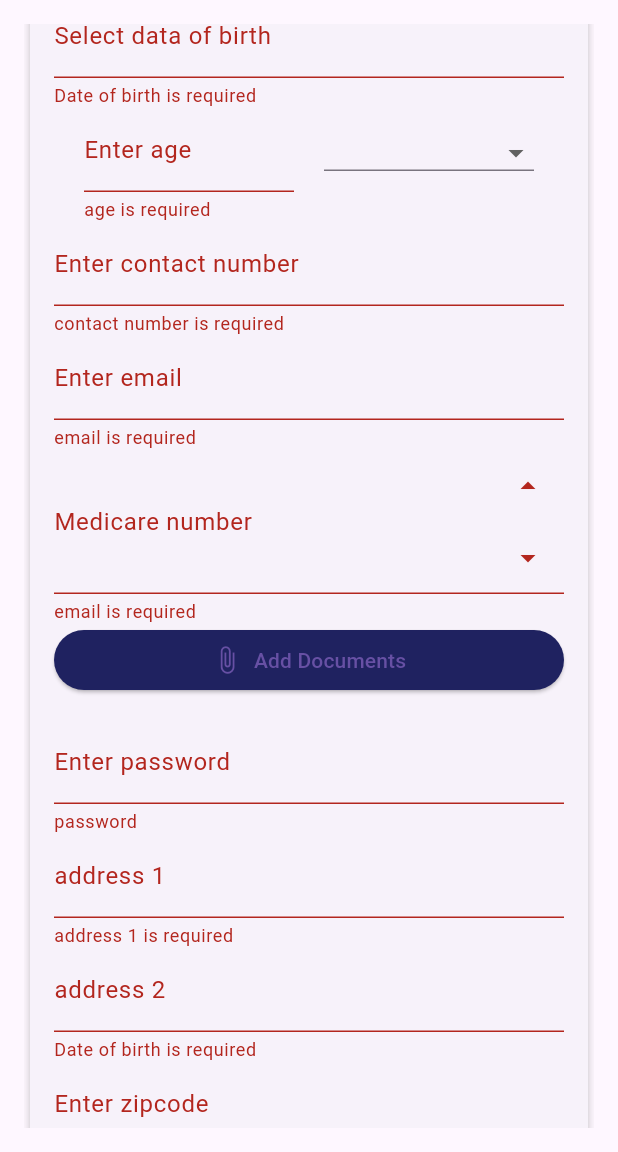
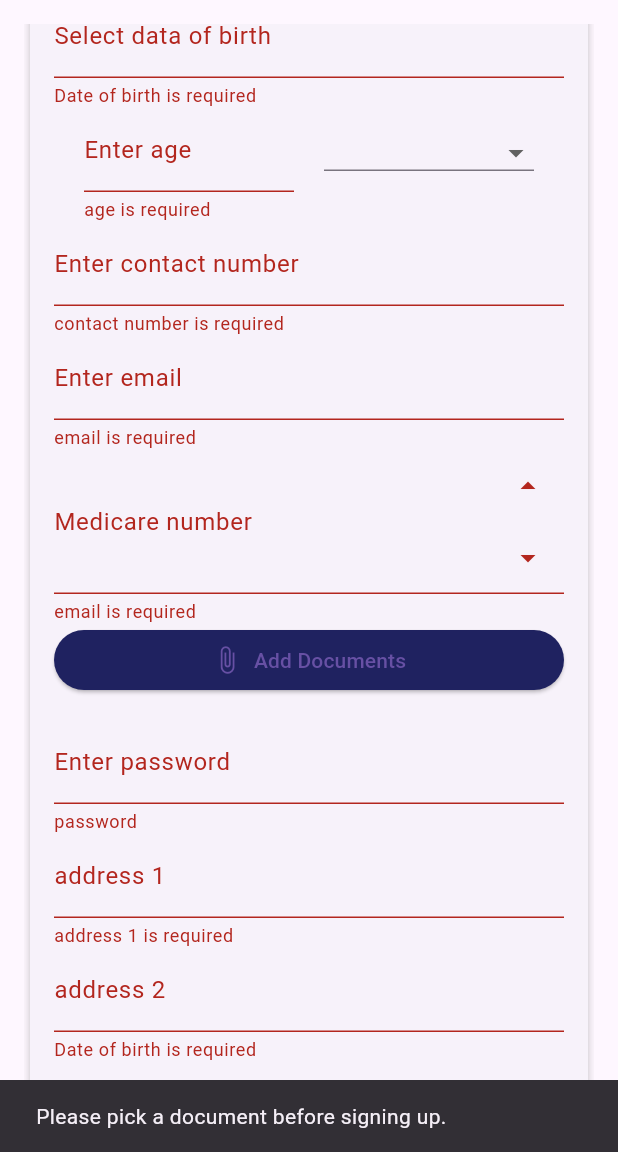
Before and after one commit to PearlOrganisationApplications/ezyscriptsapp, a Flutter app: the Signup screen opened directly, scrolled down 494 dp, after a tap on "Submit", on a phone screen of 412 x 824 dp, the part 84-1236 px from its top. Run offline on Flutter 3.47's test engine with Material 3 defaults, Android fonts, the phone set to English and light mode, and no system bars; our stand-ins replace file_picker, font_awesome_flutter, shared_preferences; accounts and stored records are empty.

Commit message:
added the login and signup api functionality

```diff
--- a/lib/constant/colors.dart
+++ b/lib/constant/colors.dart
@@ -1,7 +1,21 @@
 import 'package:flutter/material.dart';
+import 'package:shared_preferences/shared_preferences.dart';
 class AppColors {
   static const primary = Color(0xFF1F2260);
   static const secondary = Color(0xFF484BB6);
   static const text = Color(0xFF2F2F2F);
   static const accent = Color(0xFFFFCD68);
 }
+class Token {
+  final String token='';
+  static Future<String> loadToken() async{
+    SharedPreferences prefs;
+    String token;
+
+    // Assuming this code is inside an async function
+    prefs = await SharedPreferences.getInstance();
+    token = prefs.getString('token') ?? '';
+
+    return token;
+  }
+}
--- a/lib/repository/services/api_class.dart
+++ b/lib/repository/services/api_class.dart
@@ -1,5 +1,6 @@
 class Api{
 static const baseurl=' http://127.0.0.1:8000/api';
 static const signup='https://test.pearl-developer.com/eazyscript/public/api/patient/signup';
+static const login="https://test.pearl-developer.com/eazyscript/public/api/patient/login";
 
 }
--- a/lib/screens/signup/signup_screen.dart
+++ b/lib/screens/signup/signup_screen.dart
@@ -1,3 +1,4 @@
+import 'dart:convert';
 import 'dart:developer';
 
 import 'package:ezyscripts/screens/login/login_screen.dart';
@@ -5,6 +6,7 @@ import 'package:flutter/material.dart';
 import 'package:file_picker/file_picker.dart';
 import 'package:http/http.dart' as http;
 import 'package:path/path.dart';
+import 'package:shared_preferences/shared_preferences.dart';
 import 'package:url_launcher/url_launcher.dart';
 import '../../components/custombutton.dart';
 import '../../components/textformfield.dart';
@@ -59,6 +61,7 @@ class _SignupState extends State<Signup> {
       print('Error picking document: $e');
     }
   }
+
   Future<void> _launchUrl() async {
     if (!await canLaunch('https://ezyscripts.com.au/')) {
       throw Exception('Could not launch ');
@@ -66,6 +69,7 @@ class _SignupState extends State<Signup> {
       await launch('https://ezyscripts.com.au/');
     }
   }
+
   String getFileName(String path) {
     return basename(path);
   }
@@ -137,23 +141,27 @@ class _SignupState extends State<Signup> {
                       crossAxisAlignment: CrossAxisAlignment.stretch,
                       children: [
                         CustomTextFormField(
-                            validator: (value) =>
-                            value?.isEmpty ?? true ? "First Name is required" : null,
+                            validator: (value) => value?.isEmpty ?? true
+                                ? "First Name is required"
+                                : null,
                             labelText: "Enter First Name",
                             controller: _fName),
                         CustomTextFormField(
-                            validator: (value) =>
-                            value?.isEmpty ?? true ? "Last Name is required" : null,
+                            validator: (value) => value?.isEmpty ?? true
+                                ? "Last Name is required"
+                                : null,
                             labelText: "Enter Last Name",
                             controller: _lName),
                         CustomTextFormField(
-                            validator: (value) =>
-                            value?.isEmpty ?? true ? "height is required" : null,
+                            validator: (value) => value?.isEmpty ?? true
+                                ? "height is required"
+                                : null,
                             labelText: "Enter height ",
                             controller: _height),
                         CustomTextFormField(
-                            validator: (value) =>
-                            value?.isEmpty ?? true ? "Weight is required" : null,
+                            validator: (value) => value?.isEmpty ?? true
+                                ? "Weight is required"
+                                : null,
                             labelText: "Enter Weight ",
                             controller: _weight),
                         Container(
@@ -190,7 +198,8 @@ class _SignupState extends State<Signup> {
                             ],
                             decoration: InputDecoration(
                               isDense: true,
-                              contentPadding: EdgeInsets.symmetric(horizontal: 12),
+                              contentPadding:
+                                  EdgeInsets.symmetric(horizontal: 12),
                               labelText: _selectedOption,
                             ),
                           ),
@@ -205,12 +214,16 @@ class _SignupState extends State<Signup> {
                             );
                             if (datePicker != null) {
                               setState(() {
-                                _dob.text = datePicker.toLocal().toString().split(' ')[0];
+                                _dob.text = datePicker
+                                    .toLocal()
+                                    .toString()
+                                    .split(' ')[0];
                               });
                             }
                           },
-                          validator: (value) =>
-                          value?.isEmpty ?? true ? "Date of birth is required" : null,
+                          validator: (value) => value?.isEmpty ?? true
+                              ? "Date of birth is required"
+                              : null,
                           labelText: "Select data of birth",
                           controller: _dob,
                         ),
@@ -221,8 +234,9 @@ class _SignupState extends State<Signup> {
                             SizedBox(
                               width: 140,
                               child: CustomTextFormField(
-                                validator: (value) =>
-                                value?.isEmpty ?? true ? "age is required" : null,
+                                validator: (value) => value?.isEmpty ?? true
+                                    ? "age is required"
+                                    : null,
                                 labelText: "Enter age",
                                 controller: _age,
                               ),
@@ -231,29 +245,32 @@ class _SignupState extends State<Signup> {
                           ],
                         ),
                         CustomTextFormField(
-                            validator: (value) =>
-                            value?.isEmpty ?? true ? "contact number is required" : null,
+                            validator: (value) => value?.isEmpty ?? true
+                                ? "contact number is required"
+                                : null,
                             labelText: "Enter contact number",
                             controller: _contact),
                         CustomTextFormField(
-                            validator: (value) =>
-                            value?.isEmpty ?? true ? "email is required" : null,
+                            validator: (value) => value?.isEmpty ?? true
+                                ? "email is required"
+                                : null,
                             labelText: "Enter email",
                             controller: _email),
                         CustomTextFormField(
-                            validator: (value) =>
-                            value?.isEmpty ?? true ? "email is required" : null,
+                            validator: (value) => value?.isEmpty ?? true
+                                ? "email is required"
+                                : null,
                             labelText: "Medicare number",
-                            suffix:  Column(
+                            suffix: Column(
                               mainAxisSize: MainAxisSize.min,
                               children: [
                                 IconButton(
                                   icon: Icon(Icons.arrow_drop_up),
-                                  onPressed: (){},
+                                  onPressed: () {},
                                 ),
                                 IconButton(
                                   icon: Icon(Icons.arrow_drop_down_sharp),
-                                  onPressed: (){},
+                                  onPressed: () {},
                                 ),
                               ],
                             ),
@@ -281,11 +298,14 @@ class _SignupState extends State<Signup> {
                                     padding: const EdgeInsets.all(8.0),
                                     child: Row(
                                       children: [
-                                  const Icon(Icons.file_present, size: 20),
+                                        const Icon(Icons.file_present,
+                                            size: 20),
                                         SizedBox(width: 8),
                                         Text('Selected File:'),
                                         SizedBox(width: 8),
-                                  Expanded(child: Text(getFileName(_filePath))),
+                                        Expanded(
+                                            child:
+                                                Text(getFileName(_filePath))),
                                       ],
                                     ),
                                   ),
@@ -298,28 +318,33 @@ class _SignupState extends State<Signup> {
                             labelText: "Enter password",
                             controller: _password),
                         CustomTextFormField(
-                            validator: (value) =>
-                            value?.isEmpty ?? true ? "address 1 is required" : null,
+                            validator: (value) => value?.isEmpty ?? true
+                                ? "address 1 is required"
+                                : null,
                             labelText: "address 1",
                             controller: _address1),
                         CustomTextFormField(
-                            validator: (value) =>
-                            value?.isEmpty ?? true ? "Date of birth is required" : null,
+                            validator: (value) => value?.isEmpty ?? true
+                                ? "Date of birth is required"
+                                : null,
                             labelText: "address 2",
                             controller: _address2),
                         CustomTextFormField(
-                            validator: (value) =>
-                            value?.isEmpty ?? true ? "address 2 is required" : null,
+                            validator: (value) => value?.isEmpty ?? true
+                                ? "address 2 is required"
+                                : null,
                             labelText: "Enter zipcode",
                             controller: _zipCode),
                         CustomTextFormField(
-                            validator: (value) =>
-                            value?.isEmpty ?? true ? "State is required" : null,
+                            validator: (value) => value?.isEmpty ?? true
+                                ? "State is required"
+                                : null,
                             labelText: "Enter State",
                             controller: _state),
                         CustomTextFormField(
-                            validator: (value) =>
-                            value?.isEmpty ?? true ? "city is required" : null,
+                            validator: (value) => value?.isEmpty ?? true
+                                ? "city is required"
+                                : null,
                             labelText: "select city",
                             controller: _city),
                       ],
@@ -329,11 +354,8 @@ class _SignupState extends State<Signup> {
               ),
               CustomButton(
                 onPressed: () {
-                  if (_formKey.currentState!.validate()) {
-
-                  }
-
-                   userSignup();
+                  if (_formKey.currentState!.validate()) {}
+                  userSignup(context);
                 },
                 text: "Submit",
               ),
@@ -358,19 +380,19 @@ class _SignupState extends State<Signup> {
     );
   }
 
-  void userSignup() async {
+  void userSignup(BuildContext context) async {
+    final currentContext = context;
     try {
       // Ensure _filePath is not empty before making the request
       if (_filePath.isEmpty) {
-        print('Please pick a document before signing up.');
+        ScaffoldMessenger.of(context).showSnackBar(const SnackBar(content: Text('Please pick a document before signing up.',)));
+        log('Please pick a document before signing up.');
         return;
       }
-
       // Create a MultipartRequest
       var request = http.MultipartRequest('POST', Uri.parse(Api.signup));
-
       // Add form fields
-      request.fields['name'] = _fName.text;
+      request.fields['name'] = '${_fName.text} ${_lName.text}';
       request.fields['contact'] = _contact.text;
       request.fields['email'] = _email.text;
       request.fields['gender'] = _selectedOption.toString();
@@ -379,23 +401,35 @@ class _SignupState extends State<Signup> {
       request.fields['state'] = _state.text;
       request.fields['city'] = _city.text;
       request.fields['zip_code'] = _zipCode.text;
-      request.fields['address'] = _address1.text;
+      request.fields['address'] = '${_address1.text}${_address2.text}';
       request.fields['password'] = _password.text;
       request.fields['height'] = _height.text;
       request.fields['weight'] = _weight.text;
 
-      // Add the PDF file
       var file = await http.MultipartFile.fromPath('document', _filePath);
       request.files.add(file);
 
       // Send the request
       var response = await request.send();
-
       // Check the response
       if (response.statusCode == 200) {
+        log('Signup successful');
+        final responseString = await response.stream.bytesToString();
+        var jsonResponse = json.decode(responseString);
+        ScaffoldMessenger.of(context).showSnackBar(SnackBar(content: Text(jsonResponse['message'])));
+        Navigator.pushReplacement(context, MaterialPageRoute(builder: (context)=>const LoginScreen()));
+        if (jsonResponse.containsKey('token')) {
+          var token = jsonResponse['token'];
+          log('Token: $token');
+          SharedPreferences prefs = await SharedPreferences.getInstance();
+          prefs.setString('token', token);
+          log(prefs.getString('token').toString());
+        }
       } else {
-        log('Failed to upload document. Status code: ${response.statusCode}');
-        print('Response Body: ${await response.stream.bytesToString()}');
+        final responseString = await response.stream.bytesToString();
+        log('${response.statusCode}');
+
+        // You can handle the responseString as needed for debugging or logging.
       }
     } catch (e) {
       print('Error during signup: $e');
```
Also changed, not shown: lib/screens/login/login_screen.dart (+41 -4 lines). Lines whose indentation alone changed are shown as unchanged.
